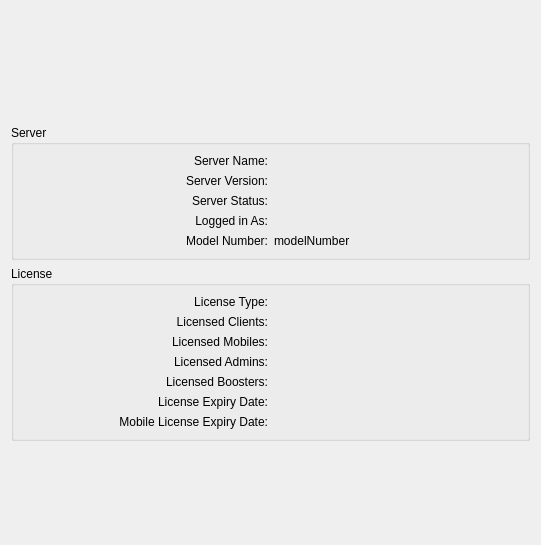
Before: the Qt Designer form FWAdminLib/WinAdminStatusWidget.ui in fw-dev/translations, drawn with Qt 5.
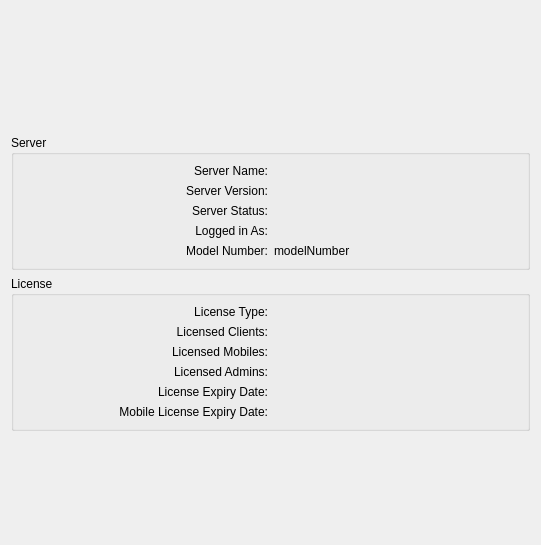
After: the same form once the commit is applied. Icons and pictures are not drawn.

What changed in the file:
```diff
--- a/FWAdminLib/WinAdminStatusWidget.ui
+++ b/FWAdminLib/WinAdminStatusWidget.ui
@@ -104,7 +104,7 @@
          <string>Server Status:</string>
         </property>
         <property name="alignment">
-         <set>Qt::AlignRight|Qt::AlignTrailing|Qt::AlignVCenter</set>
+         <set>Qt::AlignRight|Qt::AlignTop|Qt::AlignTrailing</set>
         </property>
        </widget>
       </item>
@@ -233,23 +233,6 @@
        </widget>
       </item>
       <item row="4" column="0">
-       <widget class="QLabel" name="labelNumBoosters">
-        <property name="text">
-         <string>Licensed Boosters:</string>
-        </property>
-        <property name="alignment">
-         <set>Qt::AlignRight|Qt::AlignTrailing|Qt::AlignVCenter</set>
-        </property>
-       </widget>
-      </item>
-      <item row="4" column="1">
-       <widget class="QLabel" name="licensedBoosters">
-        <property name="text">
-         <string/>
-        </property>
-       </widget>
-      </item>
-      <item row="5" column="0">
        <widget class="QLabel" name="labelExpiryDate">
         <property name="text">
          <string>License Expiry Date:</string>
@@ -259,14 +242,14 @@
         </property>
        </widget>
       </item>
-      <item row="5" column="1">
+      <item row="4" column="1">
        <widget class="QLabel" name="expiry">
         <property name="text">
          <string/>
         </property>
        </widget>
       </item>
-      <item row="6" column="0">
+      <item row="5" column="0">
        <widget class="QLabel" name="labelExpiryDateMobile">
         <property name="text">
          <string>Mobile License Expiry Date:</string>
@@ -276,7 +259,7 @@
         </property>
        </widget>
       </item>
-      <item row="6" column="1">
+      <item row="5" column="1">
        <widget class="QLabel" name="expiryMobile">
         <property name="text">
          <string/>
```
Left out of the diff: 26 changed lines with no effect on the pictures.
